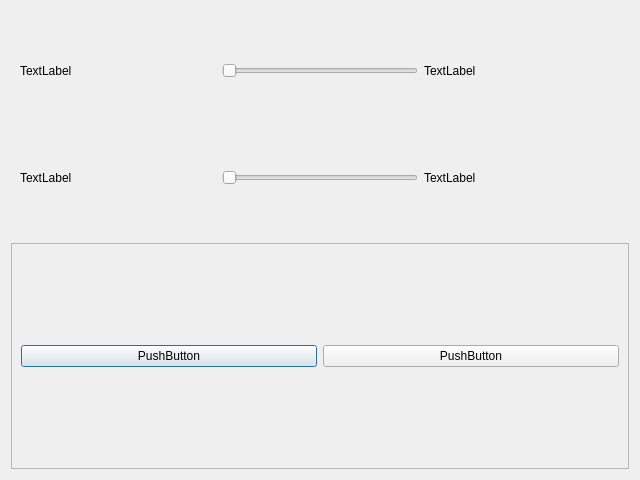
Old version of the form setupdialog.ui in the repository aabbo/Qtprogram.
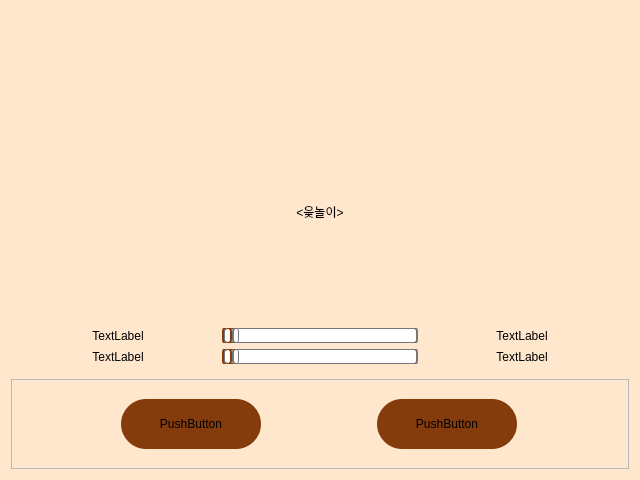
New version of the form.

Patch:
```diff
--- a/setupdialog.ui
+++ b/setupdialog.ui
@@ -13,6 +13,109 @@
   <property name="windowTitle">
    <string>Dialog</string>
   </property>
+  <property name="styleSheet">
+   <string notr="true">/*rgb(255, 231, 205) --beige..?
+
+132,60,12 --brown
+*/
+
+/*============background===============*/
+
+QDialog {
+	background-color:rgb(255,231,205);
+
+
+}
+
+/*============button===============*/
+
+
+
+
+QPushButton{
+	background-color:rgb(132,60,12 ); 
+ border-radius: 25px;
+button-layout:0;
+font: 13pt &quot;제주고딕&quot;;
+margin:10px;
+max-width:140px;
+max-height:70px;
+min-width:100px;
+min-height:50px;
+
+
+}
+QPushButton:pressed {
+background-color:rgb(213, 153, 103);
+}
+
+QPushButton:disabled {
+    background-color: rgb(139, 112, 70);
+}
+QPushButton:hover{
+	background-color:rgb(255,231,205);
+border-width: 2px;
+    border-style: solid;
+border-color:3px rgb(132,60,12 ); 
+ border-radius: 25px;
+
+
+
+}
+/*============QLabel===============*/
+QLabel{
+text-align:right;
+	font: 15pt &quot;제주고딕&quot;;
+
+}
+
+/*==============QSlider=============*/
+QSlider::groove:horizontal {
+border: 2px solid rgb(132,60,12 );
+background: white;
+height: 13px;
+border-radius: 6px;
+}
+
+QSlider::add-page:horizontal {
+background: #fff;
+border: 2px solid #777;
+height: 10px;
+border-radius: 4px;
+}
+
+QSlider::sub-page:horizontal {
+
+background: qlineargradient(x1: 0, y1: 0,    x2: 0, y2: 1,
+    stop: 0 rgb(213, 131, 58), stop: 1 rgb(213, 131, 58));
+background: qlineargradient(x1: 0, y1: 0.2, x2: 1, y2: 1,
+    stop: 0 rgb(213, 131, 58), stop: 1 rgb(213, 131, 58));
+
+border: 2px solid rgb(132,60,12 ); 
+height: 10px;
+border-radius: 4px;
+}
+
+
+QSlider::handle:horizontal {
+background: qlineargradient(x1:0, y1:0, x2:1, y2:1,
+    stop:0 #eee, stop:1 #ccc);
+border: 1px solid #777;
+width: 13px;
+margin-top: -2px;
+margin-bottom: -2px;
+border-radius: 4px;
+}
+
+QSlider::handle:horizontal:hover {
+background: qlineargradient(x1:0, y1:0, x2:1, y2:1,
+    stop:0 #fff, stop:1 #ddd);
+border: 1px solid #444;
+border-radius: 4px;
+}
+
+</string>
+  </property>
   <layout class="QGridLayout" name="gridLayout">
    <item row="0" column="0">
     <layout class="QVBoxLayout" name="verticalLayout">
@@ -31,13 +134,103 @@
         <enum>QFrame::Raised</enum>
        </property>
        <layout class="QVBoxLayout" name="verticalLayout_2">
+        <item>
+         <spacer name="verticalSpacer">
+          <property name="orientation">
+           <enum>Qt::Vertical</enum>
+          </property>
+          <property name="sizeHint" stdset="0">
+           <size>
+            <width>20</width>
+            <height>40</height>
+           </size>
+          </property>
+         </spacer>
+        </item>
+        <item>
+         <layout class="QHBoxLayout" name="horizontalLayout_2">
+          <item>
+           <spacer name="horizontalSpacer">
+            <property name="orientation">
+             <enum>Qt::Horizontal</enum>
+            </property>
+            <property name="sizeHint" stdset="0">
+             <size>
+              <width>40</width>
+              <height>20</height>
+             </size>
+            </property>
+           </spacer>
+          </item>
+          <item>
+           <widget class="QLabel" name="label">
+            <property name="styleSheet">
+             <string notr="true">
+QLabel{
+
+test-align:center;
+margin:10px;
+max-width:200px;
+max-height:200px;
+min-width:200px;
+min-height:200px;
+	font: 30pt &quot;제주고딕&quot;;
+}</string>
+            </property>
+            <property name="text">
+             <string>&lt;윷놀이&gt;</string>
+            </property>
+            <property name="alignment">
+             <set>Qt::AlignCenter</set>
+            </property>
+           </widget>
+          </item>
+          <item>
+           <spacer name="horizontalSpacer_2">
+            <property name="orientation">
+             <enum>Qt::Horizontal</enum>
+            </property>
+            <property name="sizeHint" stdset="0">
+             <size>
+              <width>40</width>
+              <height>20</height>
+             </size>
+            </property>
+           </spacer>
+          </item>
+         </layout>
+        </item>
         <item>
          <layout class="QHBoxLayout" name="player_num">
           <item>
            <widget class="QLabel" name="player_label">
+            <property name="sizePolicy">
+             <sizepolicy hsizetype="Preferred" vsizetype="Preferred">
+              <horstretch>0</horstretch>
+              <verstretch>0</verstretch>
+             </sizepolicy>
+            </property>
+            <property name="sizeIncrement">
+             <size>
+              <width>0</width>
+              <height>0</height>
+             </size>
+            </property>
+            <property name="layoutDirection">
+             <enum>Qt::LeftToRight</enum>
+            </property>
             <property name="text">
              <string>TextLabel</string>
             </property>
+            <property name="textFormat">
+             <enum>Qt::PlainText</enum>
+            </property>
+            <property name="scaledContents">
+             <bool>false</bool>
+            </property>
+            <property name="alignment">
+             <set>Qt::AlignCenter</set>
+            </property>
            </widget>
           </item>
           <item>
@@ -48,9 +241,21 @@
               <verstretch>0</verstretch>
              </sizepolicy>
             </property>
+            <property name="sizeIncrement">
+             <size>
+              <width>0</width>
+              <height>0</height>
+             </size>
+            </property>
+            <property name="maximum">
+             <number>99</number>
+            </property>
             <property name="orientation">
              <enum>Qt::Horizontal</enum>
             </property>
+            <property name="tickPosition">
+             <enum>QSlider::NoTicks</enum>
+            </property>
            </widget>
           </item>
           <item>
@@ -58,6 +263,9 @@
             <property name="text">
              <string>TextLabel</string>
             </property>
+            <property name="alignment">
+             <set>Qt::AlignCenter</set>
+            </property>
            </widget>
           </item>
          </layout>
@@ -75,6 +283,9 @@
             <property name="text">
              <string>TextLabel</string>
             </property>
+            <property name="alignment">
+             <set>Qt::AlignCenter</set>
+            </property>
            </widget>
           </item>
           <item>
@@ -92,9 +303,18 @@
           </item>
           <item>
            <widget class="QLabel" name="mal_num_label">
+            <property name="sizePolicy">
+             <sizepolicy hsizetype="Preferred" vsizetype="Preferred">
+              <horstretch>0</horstretch>
+              <verstretch>0</verstretch>
+             </sizepolicy>
+            </property>
             <property name="text">
              <string>TextLabel</string>
             </property>
+            <property name="alignment">
+             <set>Qt::AlignCenter</set>
+            </property>
            </widget>
           </item>
          </layout>
@@ -113,6 +333,9 @@
        <layout class="QHBoxLayout" name="horizontalLayout">
         <item>
          <widget class="QPushButton" name="start_button">
+          <property name="styleSheet">
+           <string notr="true"/>
+          </property>
           <property name="text">
            <string>PushButton</string>
           </property>
```
